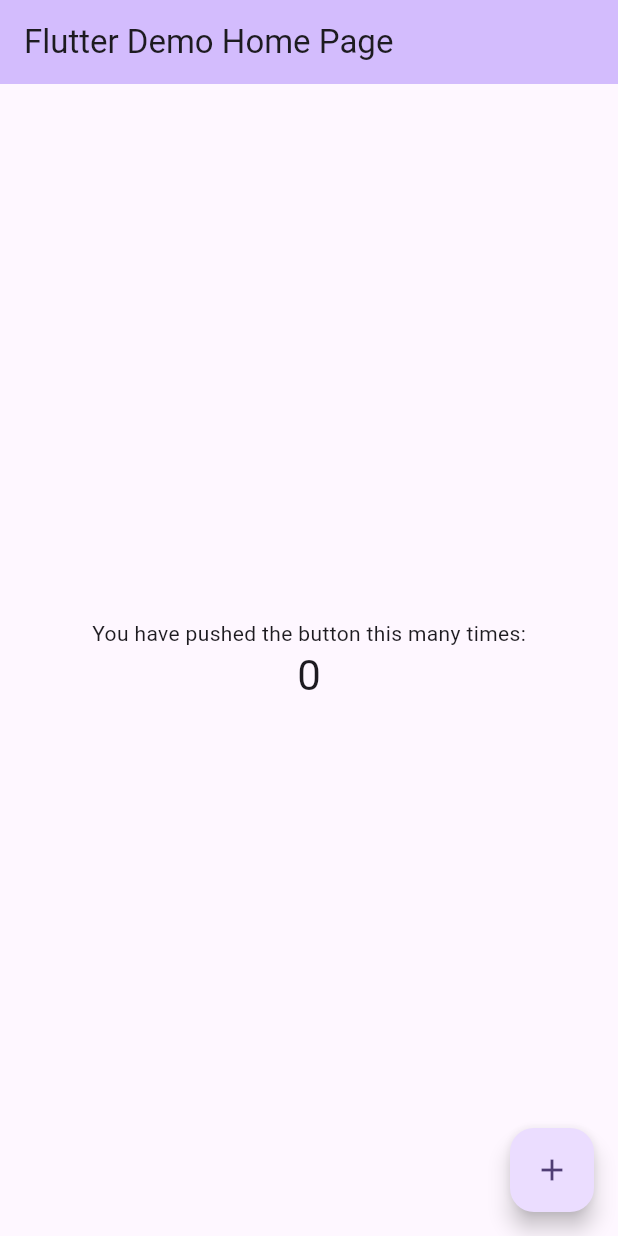
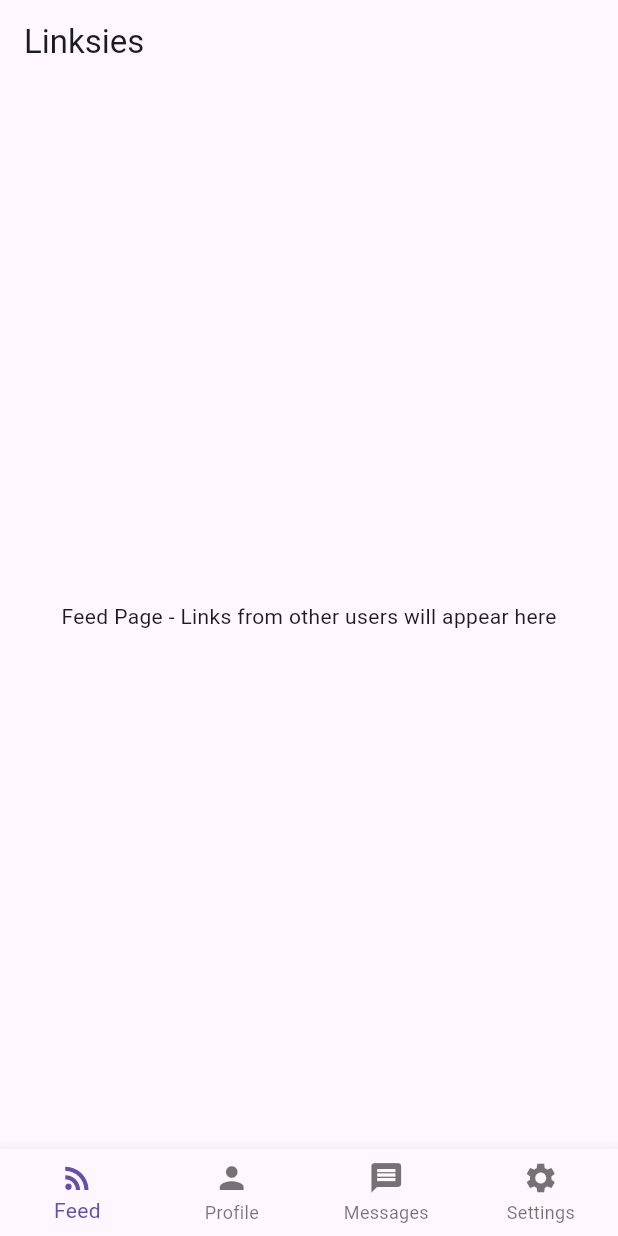
Before and after one commit to jonathanhuml/linksies, a Flutter app: the screen it shows after launch, on a phone screen of 412 x 824 dp. Run offline on Flutter 3.47's test engine with Material 3 defaults, Android fonts, the phone set to English and light mode, and no system bars.

Commit message:
nav bar
added nav bar and boilerplate pages

```diff
--- a/linksies_app/lib/main.dart
+++ b/linksies_app/lib/main.dart
@@ -1,122 +1,20 @@
 import 'package:flutter/material.dart';
+import 'navigation/main_navigation.dart';
 
 void main() {
-  runApp(const MyApp());
+  runApp(LinksiesApp());
 }
 
-class MyApp extends StatelessWidget {
-  const MyApp({super.key});
-
-  // This widget is the root of your application.
+class LinksiesApp extends StatelessWidget {
   @override
   Widget build(BuildContext context) {
     return MaterialApp(
-      title: 'Flutter Demo',
+      title: 'Linksies',
       theme: ThemeData(
-        // This is the theme of your application.
-        //
-        // TRY THIS: Try running your application with "flutter run". You'll see
-        // the application has a purple toolbar. Then, without quitting the app,
-        // try changing the seedColor in the colorScheme below to Colors.green
-        // and then invoke "hot reload" (save your changes or press the "hot
-        // reload" button in a Flutter-supported IDE, or press "r" if you used
-        // the command line to start the app).
-        //
-        // Notice that the counter didn't reset back to zero; the application
-        // state is not lost during the reload. To reset the state, use hot
-        // restart instead.
-        //
-        // This works for code too, not just values: Most code changes can be
-        // tested with just a hot reload.
-        colorScheme: ColorScheme.fromSeed(seedColor: Colors.deepPurple),
+        primarySwatch: Colors.blue,
+        visualDensity: VisualDensity.adaptivePlatformDensity,
       ),
-      home: const MyHomePage(title: 'Flutter Demo Home Page'),
+      home: MainNavigation(),
     );
   }
 }
-
-class MyHomePage extends StatefulWidget {
-  const MyHomePage({super.key, required this.title});
-
-  // This widget is the home page of your application. It is stateful, meaning
-  // that it has a State object (defined below) that contains fields that affect
-  // how it looks.
-
-  // This class is the configuration for the state. It holds the values (in this
-  // case the title) provided by the parent (in this case the App widget) and
-  // used by the build method of the State. Fields in a Widget subclass are
-  // always marked "final".
-
-  final String title;
-
-  @override
-  State<MyHomePage> createState() => _MyHomePageState();
-}
-
-class _MyHomePageState extends State<MyHomePage> {
-  int _counter = 0;
-
-  void _incrementCounter() {
-    setState(() {
-      // This call to setState tells the Flutter framework that something has
-      // changed in this State, which causes it to rerun the build method below
-      // so that the display can reflect the updated values. If we changed
-      // _counter without calling setState(), then the build method would not be
-      // called again, and so nothing would appear to happen.
-      _counter++;
-    });
-  }
-
-  @override
-  Widget build(BuildContext context) {
-    // This method is rerun every time setState is called, for instance as done
-    // by the _incrementCounter method above.
-    //
-    // The Flutter framework has been optimized to make rerunning build methods
-    // fast, so that you can just rebuild anything that needs updating rather
-    // than having to individually change instances of widgets.
-    return Scaffold(
-      appBar: AppBar(
-        // TRY THIS: Try changing the color here to a specific color (to
-        // Colors.amber, perhaps?) and trigger a hot reload to see the AppBar
-        // change color while the other colors stay the same.
-        backgroundColor: Theme.of(context).colorScheme.inversePrimary,
-        // Here we take the value from the MyHomePage object that was created by
-        // the App.build method, and use it to set our appbar title.
-        title: Text(widget.title),
-      ),
-      body: Center(
-        // Center is a layout widget. It takes a single child and positions it
-        // in the middle of the parent.
-        child: Column(
-          // Column is also a layout widget. It takes a list of children and
-          // arranges them vertically. By default, it sizes itself to fit its
-          // children horizontally, and tries to be as tall as its parent.
-          //
-          // Column has various properties to control how it sizes itself and
-          // how it positions its children. Here we use mainAxisAlignment to
-          // center the children vertically; the main axis here is the vertical
-          // axis because Columns are vertical (the cross axis would be
-          // horizontal).
-          //
-          // TRY THIS: Invoke "debug painting" (choose the "Toggle Debug Paint"
-          // action in the IDE, or press "p" in the console), to see the
-          // wireframe for each widget.
-          mainAxisAlignment: MainAxisAlignment.center,
-          children: <Widget>[
-            const Text('You have pushed the button this many times:'),
-            Text(
-              '$_counter',
-              style: Theme.of(context).textTheme.headlineMedium,
-            ),
-          ],
-        ),
-      ),
-      floatingActionButton: FloatingActionButton(
-        onPressed: _incrementCounter,
-        tooltip: 'Increment',
-        child: const Icon(Icons.add),
-      ), // This trailing comma makes auto-formatting nicer for build methods.
-    );
-  }
-}
--- /dev/null
+++ b/linksies_app/lib/navigation/main_navigation.dart
@@ -0,0 +1,60 @@
+import 'package:flutter/material.dart';
+import '../screens/feed_page.dart';
+import '../screens/profile_page.dart';
+import '../screens/messages_page.dart';
+import '../screens/settings_page.dart';
+
+class MainNavigation extends StatefulWidget {
+  @override
+  _MainNavigationState createState() => _MainNavigationState();
+}
+
+class _MainNavigationState extends State<MainNavigation> {
+  int _selectedIndex = 0;
+
+  static final List<Widget> _pages = [
+    FeedPage(),
+    ProfilePage(),
+    MessagesPage(),
+    SettingsPage(),
+  ];
+
+  void _onItemTapped(int index) {
+    setState(() {
+      _selectedIndex = index;
+    });
+  }
+
+  @override
+  Widget build(BuildContext context) {
+    return Scaffold(
+      appBar: AppBar(
+        title: Text('Linksies'),
+      ),
+      body: _pages[_selectedIndex],
+      bottomNavigationBar: BottomNavigationBar(
+        type: BottomNavigationBarType.fixed,
+        items: const <BottomNavigationBarItem>[
+          BottomNavigationBarItem(
+            icon: Icon(Icons.rss_feed),
+            label: 'Feed',
+          ),
+          BottomNavigationBarItem(
+            icon: Icon(Icons.person),
+            label: 'Profile',
+          ),
+          BottomNavigationBarItem(
+            icon: Icon(Icons.message),
+            label: 'Messages',
+          ),
+          BottomNavigationBarItem(
+            icon: Icon(Icons.settings),
+            label: 'Settings',
+          ),
+        ],
+        currentIndex: _selectedIndex,
+        onTap: _onItemTapped,
+      ),
+    );
+  }
+}
--- /dev/null
+++ b/linksies_app/lib/screens/feed_page.dart
@@ -0,0 +1,10 @@
+import 'package:flutter/material.dart';
+
+class FeedPage extends StatelessWidget {
+  @override
+  Widget build(BuildContext context) {
+    return Center(
+      child: Text('Feed Page - Links from other users will appear here'),
+    );
+  }
+}
--- /dev/null
+++ b/linksies_app/lib/screens/messages_page.dart
@@ -0,0 +1,10 @@
+import 'package:flutter/material.dart';
+
+class MessagesPage extends StatelessWidget {
+  @override
+  Widget build(BuildContext context) {
+    return Center(
+      child: Text('Messages Page - User messages will appear here'),
+    );
+  }
+}
--- /dev/null
+++ b/linksies_app/lib/screens/profile_page.dart
@@ -0,0 +1,10 @@
+import 'package:flutter/material.dart';
+
+class ProfilePage extends StatelessWidget {
+  @override
+  Widget build(BuildContext context) {
+    return Center(
+      child: Text('Profile Page - User profile and their links will appear here'),
+    );
+  }
+}
--- /dev/null
+++ b/linksies_app/lib/screens/settings_page.dart
@@ -0,0 +1,10 @@
+import 'package:flutter/material.dart';
+
+class SettingsPage extends StatelessWidget {
+  @override
+  Widget build(BuildContext context) {
+    return Center(
+      child: Text('Settings Page - App settings will appear here'),
+    );
+  }
+}
```
